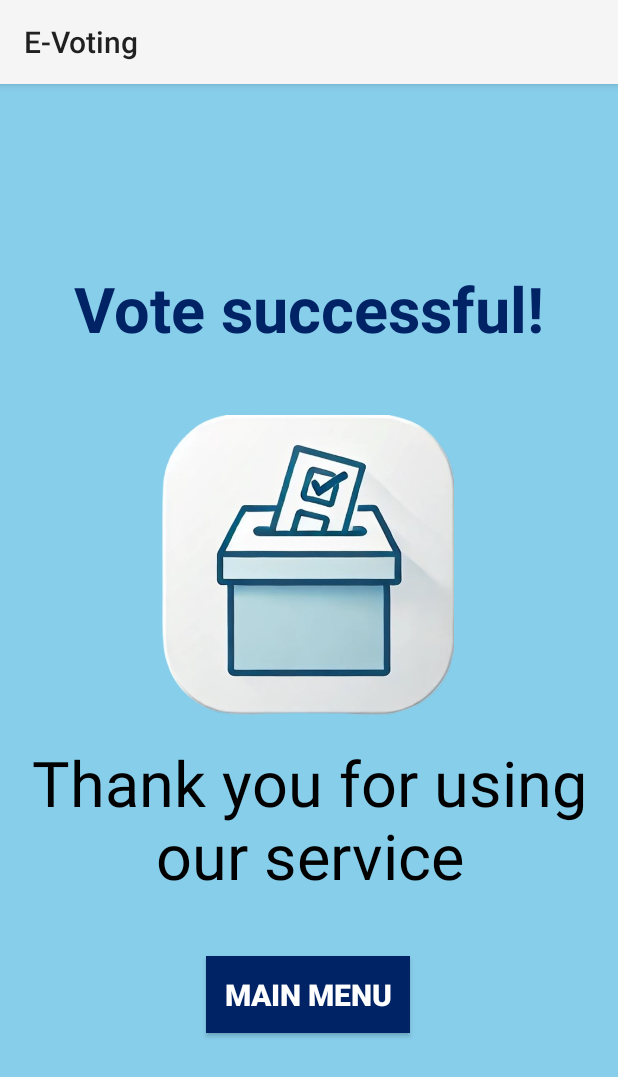
After one commit to Manishankar259/VotingApp, an Android app built with Jetpack Compose: the EndingScreen screen opened directly, with no data from a screen before it, on a phone screen of 412 x 824 dp. The commit adds this screen. Shown: the top 1077 px of the screen. Run offline under Robolectric (Android 15) with nearby library versions, the phone set to English and light mode, and no system bars.

Commit message:
finishing voting function and UI

```diff
--- /dev/null
+++ b/app/src/main/java/com/example/e_voting/EndingScreen.kt
@@ -0,0 +1,35 @@
+package com.example.e_voting
+
+import android.annotation.SuppressLint
+import android.content.Intent
+import android.os.Bundle
+import android.widget.Button
+import androidx.activity.enableEdgeToEdge
+import androidx.appcompat.app.AppCompatActivity
+import androidx.core.view.ViewCompat
+import androidx.core.view.WindowInsetsCompat
+
+class EndingScreen : AppCompatActivity() {
+    private lateinit var buttonReturnMenu: Button
+
+    @SuppressLint("MissingInflatedId")
+    override fun onCreate(savedInstanceState: Bundle?) {
+        super.onCreate(savedInstanceState)
+        enableEdgeToEdge()
+        setContentView(R.layout.activity_ending_screen)
+        ViewCompat.setOnApplyWindowInsetsListener(findViewById(R.id.main)) { v, insets ->
+            val systemBars = insets.getInsets(WindowInsetsCompat.Type.systemBars())
+            v.setPadding(systemBars.left, systemBars.top, systemBars.right, systemBars.bottom)
+            insets
+        }
+
+        buttonReturnMenu = findViewById(R.id.mainMenuButton)
+
+        buttonReturnMenu.setOnClickListener {
+            val intent = Intent(this, MainMenu::class.java)
+            intent.flags = Intent.FLAG_ACTIVITY_CLEAR_TOP or Intent.FLAG_ACTIVITY_NEW_TASK // Clears the activity stack
+            startActivity(intent)
+        }
+
+    }
+}
--- /dev/null
+++ b/app/src/main/res/layout/activity_ending_screen.xml
@@ -0,0 +1,70 @@
+<?xml version="1.0" encoding="utf-8"?>
+<androidx.constraintlayout.widget.ConstraintLayout xmlns:android="http://schemas.android.com/apk/res/android"
+    xmlns:app="http://schemas.android.com/apk/res-auto"
+    xmlns:tools="http://schemas.android.com/tools"
+    android:id="@+id/main"
+    android:background="#87CEEB"
+    android:layout_width="match_parent"
+    android:layout_height="match_parent"
+    tools:context=".EndingScreen">
+
+    <Button
+        android:id="@+id/mainMenuButton"
+        android:layout_width="wrap_content"
+        android:layout_height="wrap_content"
+        android:layout_alignParentBottom="true"
+        android:layout_centerHorizontal="true"
+        android:background="#002366"
+        android:padding="12dp"
+        android:text="Main menu"
+        android:textColor="#FFFFFF"
+        android:textSize="20sp"
+        android:textStyle="bold"
+        app:layout_constraintBottom_toBottomOf="parent"
+        app:layout_constraintEnd_toEndOf="parent"
+        app:layout_constraintHorizontal_bias="0.498"
+        app:layout_constraintStart_toStartOf="parent"
+        app:layout_constraintTop_toBottomOf="@+id/endingText2"
+        app:layout_constraintVertical_bias="0.221" />
+
+    <TextView
+        android:id="@+id/endingText"
+        android:layout_width="wrap_content"
+        android:layout_height="wrap_content"
+        android:text="Vote successful!"
+        android:textColor="#002366"
+        android:textSize="42sp"
+        android:textStyle="bold"
+        app:layout_constraintBottom_toBottomOf="parent"
+        app:layout_constraintEnd_toEndOf="parent"
+        app:layout_constraintStart_toStartOf="parent"
+        app:layout_constraintTop_toTopOf="parent"
+        app:layout_constraintVertical_bias="0.171" />
+
+    <TextView
+        android:id="@+id/endingText2"
+        android:layout_width="wrap_content"
+        android:layout_height="wrap_content"
+        android:text="Thank you for using our service"
+        android:textSize="42sp"
+        android:textColor="@color/black"
+        android:textAlignment="center"
+        app:layout_constraintBottom_toBottomOf="parent"
+        app:layout_constraintEnd_toEndOf="parent"
+        app:layout_constraintStart_toStartOf="parent"
+        app:layout_constraintTop_toBottomOf="@+id/imageView4"
+        app:layout_constraintVertical_bias="0.07" />
+
+    <ImageView
+        android:id="@+id/imageView4"
+        android:layout_width="200dp"
+        android:layout_height="200dp"
+        android:src="@drawable/logo"
+        app:layout_constraintBottom_toBottomOf="parent"
+        app:layout_constraintEnd_toEndOf="parent"
+        app:layout_constraintHorizontal_bias="0.497"
+        app:layout_constraintStart_toStartOf="parent"
+        app:layout_constraintTop_toBottomOf="@+id/endingText"
+        app:layout_constraintVertical_bias="0.109" />
+
+</androidx.constraintlayout.widget.ConstraintLayout>
--- a/app/src/main/res/layout/recycler_view_row.xml
+++ b/app/src/main/res/layout/recycler_view_row.xml
@@ -26,7 +26,7 @@
                 android:layout_height="60dp"
                 android:layout_marginEnd="315dp"
                 android:text="CheckBox"
-                android:textSize="25dp"
+                android:textSize="25sp"
                 android:background="#87CEEB"
                 app:layout_constraintBottom_toBottomOf="parent"
                 app:layout_constraintEnd_toEndOf="parent"
```
Also changed, not shown: app/src/main/AndroidManifest.xml (+17 -11 lines), app/src/main/java/com/example/e_voting/CandidatesAdapter.kt (+8 -3 lines), app/src/main/java/com/example/e_voting/MainMenu.kt (+15 -1 lines), app/src/main/java/com/example/e_voting/Result.kt (added, +105 -0 lines), app/src/main/java/com/example/e_voting/ResultAdapter.kt (added, +40 -0 lines), app/src/main/java/com/example/e_voting/VoteActivity.kt (+71 -5 lines), app/src/main/res/layout/activity_main_menu.xml (+18 -0 lines), app/src/main/res/layout/activity_result.xml (added, +53 -0 lines), app/src/main/res/layout/activity_vote.xml (+20 -2 lines), app/src/main/res/layout/recycler_view_result.xml (added, +55 -0 lines), app/src/main/res/values/strings.xml (+7 -0 lines), app/src/main/res/drawable/checkmark.png (added), 2 other files.
